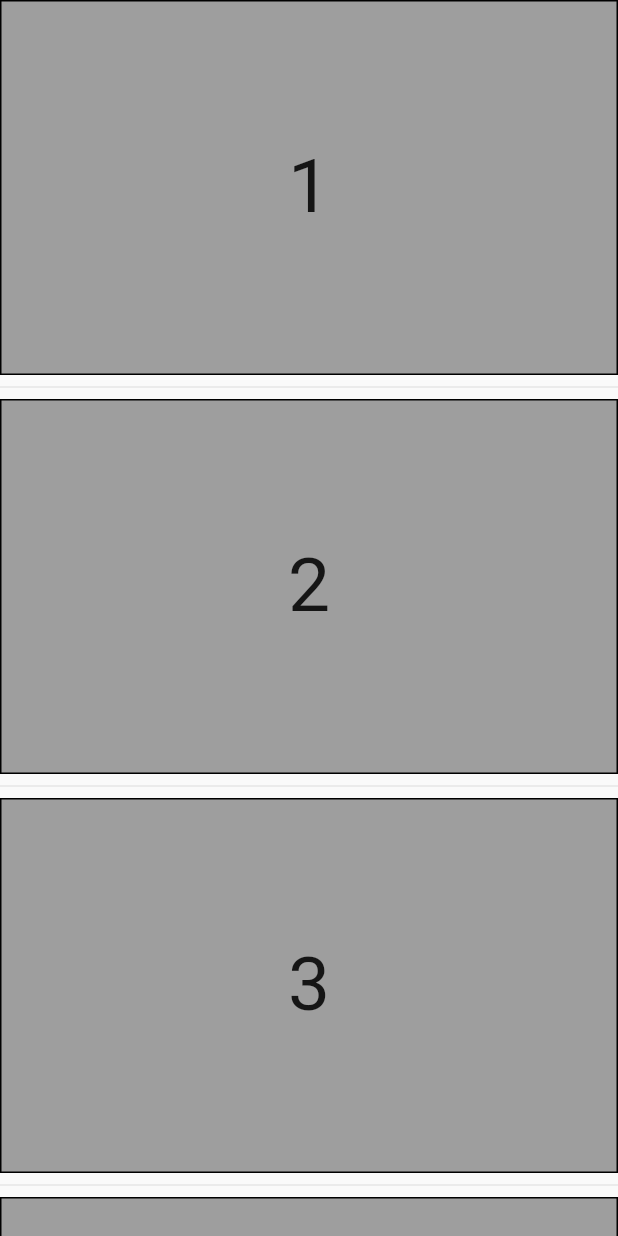
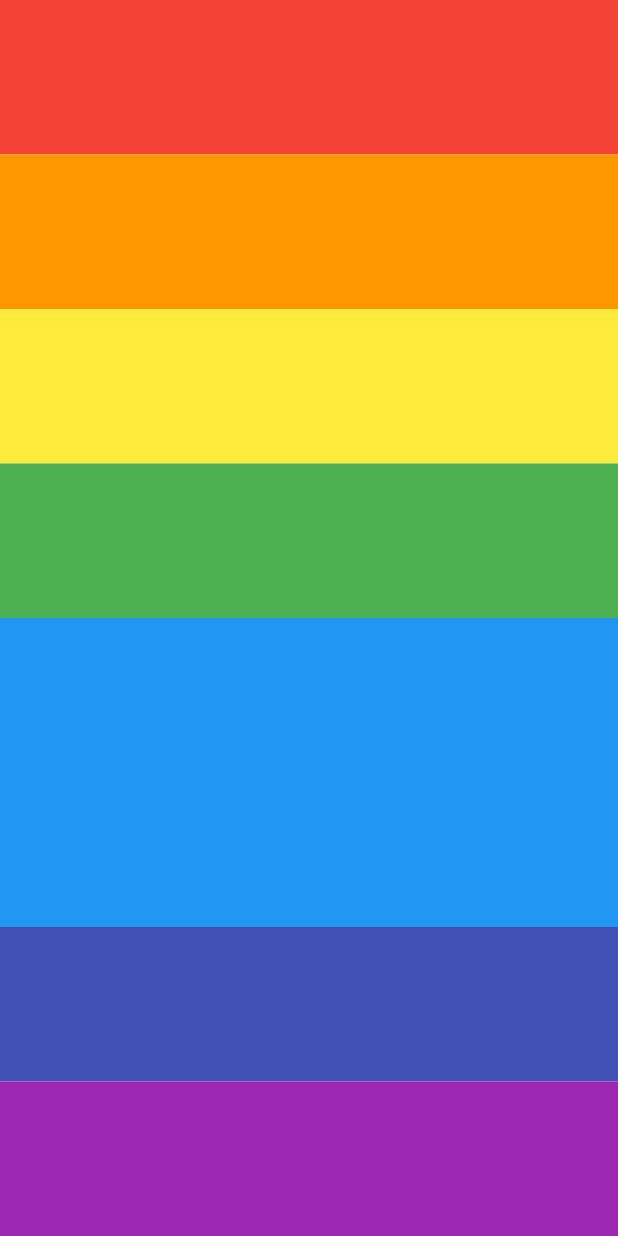
Before and after one commit to danamulyana/belajar-flutter-dasar, a Flutter app: the screen it shows after launch, on a phone screen of 412 x 824 dp. Run offline on Flutter 3.47's test engine with Material 2 defaults, Android fonts, the light colour scheme and no system bars.

Commit message:
expanded

```diff
--- a/lib/main.dart
+++ b/lib/main.dart
@@ -13,7 +13,55 @@ class MyApp extends StatelessWidget{
       theme: ThemeData(
         primarySwatch: Colors.blue,
       ),
-      home: const ListViewSeparated(),
+      home: const Rainbow(),
+    );
+  }
+}
+
+class Rainbow extends StatelessWidget{
+  const Rainbow({Key? key}) : super(key: key);
+
+  @override
+  Widget build(BuildContext context){
+    return Column(
+      children: <Widget>[
+        Expanded(
+            child: Container(
+              color: Colors.red,
+            ),
+        ),
+        Expanded(
+          child: Container(
+            color: Colors.orange,
+          ),
+        ),
+        Expanded(
+          child: Container(
+            color: Colors.yellow,
+          ),
+        ),
+        Expanded(
+          child: Container(
+            color: Colors.green,
+          ),
+        ),
+        Expanded(
+          flex: 2,
+          child: Container(
+            color: Colors.blue,
+          ),
+        ),
+        Expanded(
+          child: Container(
+            color: Colors.indigo,
+          ),
+        ),
+        Expanded(
+          child: Container(
+            color: Colors.purple,
+          ),
+        ),
+      ],
     );
   }
 }
```
